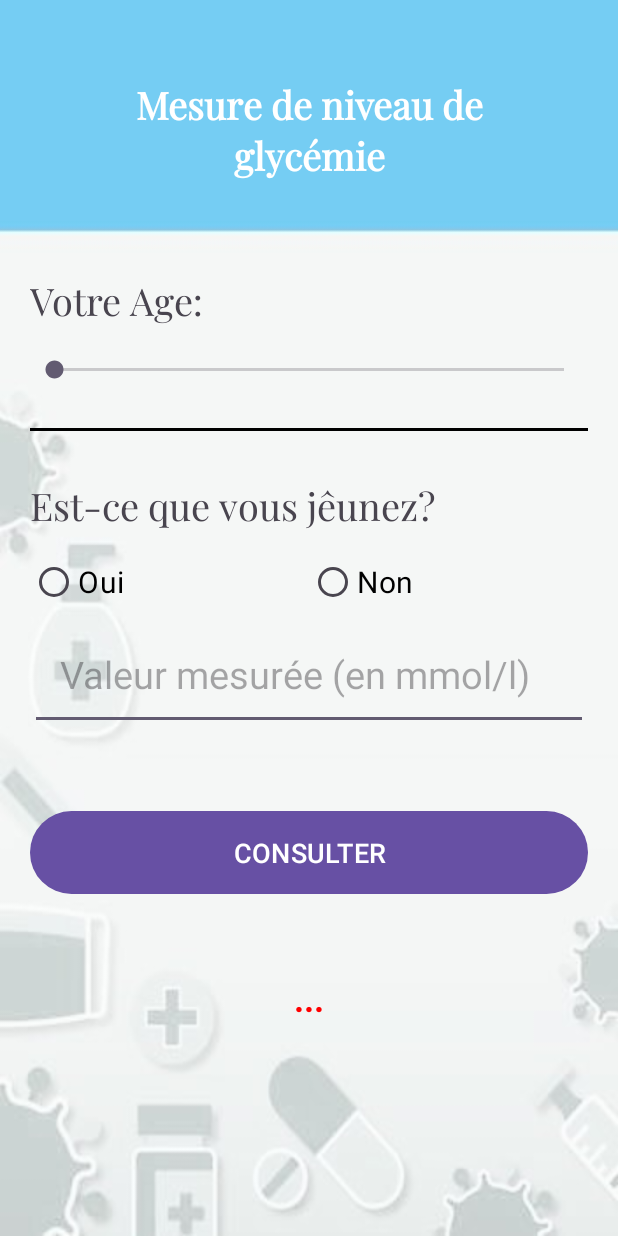
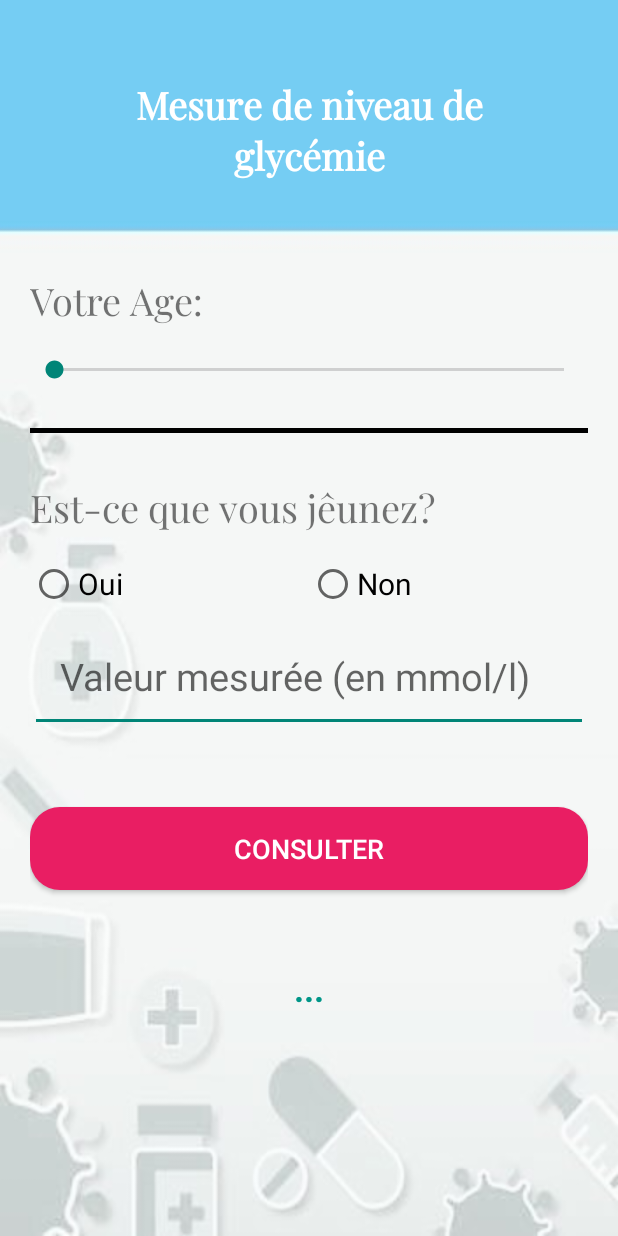
Before and after one commit to Ala075/DEV_MOB_TP2, an Android app: the screen it shows after launch (MainActivity), on a phone screen of 412 x 824 dp. Run offline under Robolectric (Android 15) with nearby library versions, the phone set to English and light mode, and no system bars.

Commit message:
TP2 MESURE DE QLYCEMIE

```diff
--- /dev/null
+++ b/app/src/main/res/drawable/button_shape.xml
@@ -0,0 +1,8 @@
+<?xml version="1.0" encoding="utf-8"?>
+<shape xmlns:android="http://schemas.android.com/apk/res/android">
+    <corners
+        android:radius="20dp"
+        />
+    <solid android:color="@color/pink"/>
+
+</shape>
--- /dev/null
+++ b/app/src/main/res/drawable/line_shape.xml
@@ -0,0 +1,7 @@
+<?xml version="1.0" encoding="utf-8"?>
+<shape xmlns:android="http://schemas.android.com/apk/res/android">
+    <stroke
+        android:width="2dp"
+        android:color="@color/black"
+        />
+</shape>
--- a/app/src/main/res/layout/activity_main.xml
+++ b/app/src/main/res/layout/activity_main.xml
@@ -42,8 +42,8 @@
     <View
         android:layout_marginTop="30dp"
         android:layout_width="match_parent"
-        android:layout_height="2dp"
-        android:background="#000000" />
+        android:layout_height="3dp"
+        android:background="@drawable/line_shape" />
 
     <TextView
         android:layout_width="wrap_content"
@@ -98,6 +98,8 @@
         android:text="CONSULTER"
         android:textSize="18sp"
         android:padding="15dp"
+        android:background="@drawable/button_shape"
+        android:textColor="@color/white"
         />
     <TextView
         android:id="@+id/res"
@@ -108,7 +110,7 @@
         android:textSize="23sp"
         android:layout_marginTop="50dp"
         android:gravity="center"
-        android:textColor="@color/red"
+        android:textColor="@color/blue"
         />
 
 
--- a/app/src/main/res/values/colors.xml
+++ b/app/src/main/res/values/colors.xml
@@ -4,4 +4,6 @@
     <color name="white">#FFFFFFFF</color>
     <color name="red">#FF0000</color>
     <color name="grey">#707677</color>
+    <color name="pink">#E91E63</color>
+    <color name="blue">#009688</color>
 </resources>
--- a/app/src/main/res/values/themes.xml
+++ b/app/src/main/res/values/themes.xml
@@ -1,6 +1,6 @@
 <resources xmlns:tools="http://schemas.android.com/tools">
     <!-- Base application theme. -->
-    <style name="Base.Theme.DevApp1" parent="Theme.Material3.DayNight.NoActionBar">
+    <style name="Base.Theme.DevApp1" parent="Theme.AppCompat.DayNight.NoActionBar">
         <!-- Customize your light theme here. -->
         <!-- <item name="colorPrimary">@color/my_light_primary</item> -->
     </style>
```
